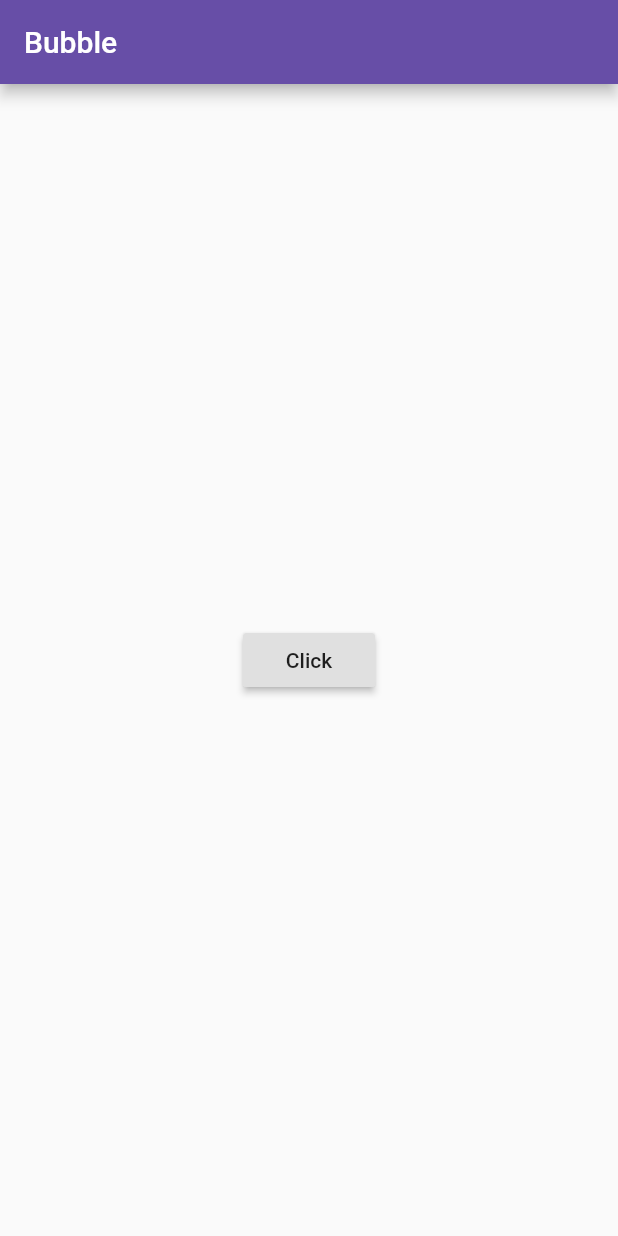
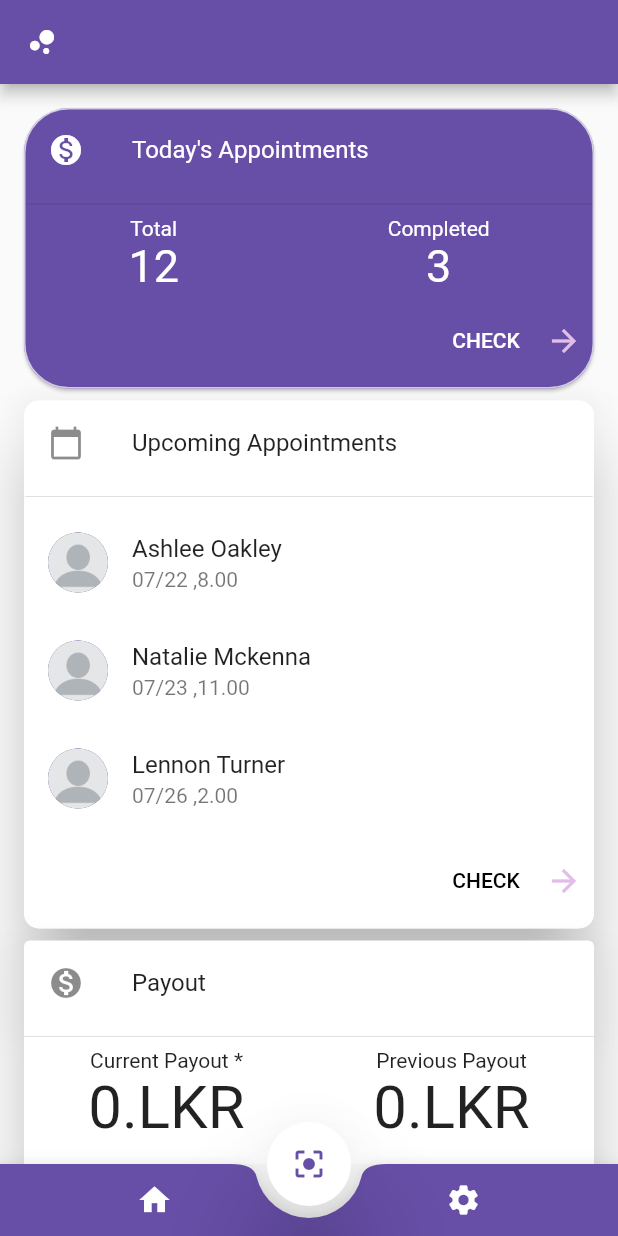
Before and after one commit to Group-3-GroomAR/Bubble_shop, a Flutter app: the screen it shows after launch, on a phone screen of 412 x 824 dp. Run offline on Flutter 3.47's test engine with Material 2 defaults, Android fonts, the phone set to English and light mode, and no system bars; our stand-ins replace flutter_calendar_carousel; missing offline and left inert: parallax_image, qrscan.

Commit message:
edited bottom nav

```diff
--- a/lib/layouts/pages/Appointments/Calendar.dart
+++ b/lib/layouts/pages/Appointments/Calendar.dart
@@ -107,45 +107,7 @@ class calState extends State<Calendar> {
 
   @override
   Widget build(BuildContext context) {
-    /// Example with custom icon
-//    _calendarCarousel = CalendarCarousel<Event>(
-//      onDayPressed: (DateTime date, List<Event> events) {
-//        this.setState(() => _currentDate = date);
-//        events.forEach((event) => print(event.title));
-//      },
-//      weekendTextStyle: TextStyle(
-//        color: Colors.red,
-//      ),
-//      thisMonthDayBorderColor: Colors.grey,
-////          weekDays: null, /// for pass null when you do not want to render weekDays
-//      headerText: 'Custom Header',
-//      weekFormat: true,
-//      markedDatesMap: _markedDateMap,
-//      height: 200.0,
-//      selectedDateTime: _currentDate2,
-//      showIconBehindDayText: true,
-////          daysHaveCircularBorder: false, /// null for not rendering any border, true for circular border, false for rectangular border
-//      customGridViewPhysics: NeverScrollableScrollPhysics(),
-//      markedDateShowIcon: true,
-//      markedDateIconMaxShown: 2,
-//      selectedDayTextStyle: TextStyle(
-//        color: Colors.yellow,
-//      ),
-//      todayTextStyle: TextStyle(
-//        color: Colors.blue,
-//      ),
-//      markedDateIconBuilder: (event) {
-//        return event.icon;
-//      },
-//      minSelectedDate: _currentDate.subtract(Duration(days: 360)),
-//      maxSelectedDate: _currentDate.add(Duration(days: 360)),
-//      todayButtonColor: Colors.transparent,
-//      todayBorderColor: Colors.green,
-//      markedDateMoreShowTotal:
-//      true, // null for not showing hidden events indicator
-////          markedDateIconMargin: 9,
-////          markedDateIconOffset: 3,
-//    );
+
 
     /// Example Calendar Carousel without header and custom prev & next button
     _calendarCarouselNoHeader = CalendarCarousel<Event>(
@@ -185,10 +147,12 @@ class calState extends State<Calendar> {
       // },
       // markedDateMoreShowTotal:
       //     true,
-      todayButtonColor: Colors.purple[100],
+      todayButtonColor: Colors.deepPurple[50],
       selectedDayTextStyle: TextStyle(
-        color: Colors.purple[100],
+        color: Colors.purple[400],
       ),
+      selectedDayButtonColor: Colors.purple[100],
+      selectedDayBorderColor: Colors.purple[400],
       minSelectedDate: _currentDate.subtract(Duration(days: 360)),
       maxSelectedDate: _currentDate.add(Duration(days: 360)),
       prevDaysTextStyle: TextStyle(
@@ -196,7 +160,7 @@ class calState extends State<Calendar> {
         color: Colors.pinkAccent,
       ),
       inactiveDaysTextStyle: TextStyle(
-        color: Colors.tealAccent,
+        color: Colors.purple,
         fontSize: 16,
       ),
       onCalendarChanged: (DateTime date) {
--- a/lib/layouts/pages/Home.dart
+++ b/lib/layouts/pages/Home.dart
@@ -1,4 +1,5 @@
 
+import 'package:bubble_saloon/layouts/pages/S_home.dart';
 import 'package:bubble_saloon/layouts/pages/Settings.dart';
 
 import 'package:flutter/material.dart';
@@ -20,14 +21,16 @@ class MyApphome extends StatefulWidget {
 
 
 class MyAppState extends State<MyApphome>{
-
-  int _selectedPage =0;
+  Color _iconColor = Colors.white;
+  Color _back_col =createMaterialColor(Color(0xFF674ea7));
+  Color _mpurple=createMaterialColor(Color(0xFF674ea7));
+  int _selectedPage =4;
   final _pageOptions = [
        Profile(),
        Calendar(),
        Scan(),
-    Settings()
-
+       Settings(),
+       SaloonHome()
 
 
   ];
@@ -80,8 +83,7 @@ class MyAppState extends State<MyApphome>{
         bottomNavigationBar: BottomAppBar(
 
           child: IconTheme(
-            data: IconThemeData(color:
-            Theme.of(context).colorScheme.onPrimary),
+            data: IconThemeData(color:_back_col),
             child: Row(
               crossAxisAlignment: CrossAxisAlignment.center,
               mainAxisAlignment: MainAxisAlignment.spaceAround,
@@ -89,11 +91,16 @@ class MyAppState extends State<MyApphome>{
               children: [
                 IconButton(
                   icon: Icon(Icons.home),
+                  color: Colors.white,
                   onPressed: (){
                     setState(() {
-                      _selectedPage=0;
+                      _selectedPage=4;
+                      _back_col = Colors.white;
+                      _iconColor = _mpurple;
                     });
                   },
+                  splashColor: Colors.purple[50],
+
                 ),
                // Spacer(),
 //                IconButton(
@@ -109,13 +116,16 @@ class MyAppState extends State<MyApphome>{
 //                ),
           // Spacer(),
                 IconButton(
-
+                  color: Colors.white,
                   icon: Icon(Icons.settings),
                   onPressed: (){
                   setState(() {
                   _selectedPage=3;
+                  _back_col = Colors.white;
+                  _iconColor = _mpurple;
                      });
                   },
+                  splashColor: Colors.purple[50],
                 )
               ],
             ),
--- a/lib/layouts/pages/Profile.dart
+++ b/lib/layouts/pages/Profile.dart
@@ -18,6 +18,9 @@ class Profilestate extends State<Profile>{
   @override
   Widget build(BuildContext context) {
    return Scaffold(
+     appBar:AppBar(
+
+     ),
      body:ListView(
        children: <Widget>[
          Card(
--- /dev/null
+++ b/lib/layouts/pages/S_home.dart
@@ -0,0 +1,213 @@
+import 'package:flutter/cupertino.dart';
+import 'package:flutter/material.dart';
+
+class SaloonHome extends StatelessWidget {
+
+  @override
+  Widget build(BuildContext context) {
+    return Scaffold(
+      appBar:AppBar(
+        leading: Icon(Icons.bubble_chart),
+
+      ),
+      body: SingleChildScrollView(
+
+      padding: const EdgeInsets.all(12.0),
+      child : Column(
+        mainAxisAlignment: MainAxisAlignment.center,
+        children: [
+          Card(
+            shape: RoundedRectangleBorder(
+              side: BorderSide(color: Colors.white70, width: 1),
+              borderRadius: BorderRadius.circular(30),
+
+            ),
+
+            color:createMaterialColor(Color(0xFF674ea7)) ,
+            child: Column(
+
+              mainAxisSize: MainAxisSize.min,
+              children: <Widget>[
+                const ListTile(
+
+                  title: Text("Today's Appointments",style: TextStyle(color: Colors.white),),
+
+                  leading: Icon(Icons.monetization_on,color: Colors.white,),
+
+                ),
+                Divider(),
+                Row(
+
+                  crossAxisAlignment: CrossAxisAlignment.center,
+                  mainAxisAlignment: MainAxisAlignment.spaceAround,
+                  children: [
+                    Column(
+                      children: [
+                        Text("Total",style: TextStyle(color: Colors.white),),
+                        Text("12",style:TextStyle(fontSize: 30,color: Colors.white),)
+                      ],
+                    ),
+                    Column(
+                      children: [
+
+                        Text("Completed",style: TextStyle(color: Colors.white),),
+                        Text("3",style:TextStyle(fontSize:30,color: Colors.white),)
+                      ],
+
+                    ),
+
+                  ],
+                ),
+
+                ButtonBar(
+                  children: <Widget>[
+
+                    FlatButton(
+                      child: const Text('CHECK',style: TextStyle(color: Colors.white),),
+
+                      onPressed: () { /* ... */ },
+                    ),
+                    Icon(Icons.arrow_forward,color: Colors.purple[100],
+                    )
+                  ],
+                ),
+              ],
+            ),
+          ),
+          Card(
+            shape: RoundedRectangleBorder(
+              side: BorderSide(color: Colors.white70, width: 1),
+              borderRadius: BorderRadius.circular(10),
+      ),
+            elevation: 20.0,
+            child: Column(
+
+         mainAxisSize: MainAxisSize.min,
+              children: <Widget>[
+                const ListTile(
+
+                  title: Text("Upcoming Appointments"),
+                  leading: Icon(Icons.calendar_today),
+                  //subtitle: Text('Music by Julie Gable. Lyrics by Sidney Stein.'),
+                ),
+                Divider(),
+//                Center(
+//
+//                  child: Text('No Appointments Today'),
+//                ),
+                ListTile(
+                  title: Text("Ashlee Oakley"),
+                  subtitle: Text("07/22 ,8.00"),
+                  onTap: () {},
+                  leading: CircleAvatar(
+                      backgroundImage: AssetImage('assets/images/default_prof.png'),
+
+                  ),
+
+                ),
+                ListTile(
+                  title: Text("Natalie Mckenna"),
+                  subtitle: Text("07/23 ,11.00"),
+                  onTap: () {},
+                  leading: CircleAvatar(
+                    backgroundImage: AssetImage('assets/images/default_prof.png'),
+                  ),
+                ),
+                ListTile(
+                  title: Text("Lennon Turner"),
+                  subtitle: Text("07/26 ,2.00"),
+                  onTap: () {},
+                  leading: CircleAvatar(
+                    backgroundImage: AssetImage('assets/images/default_prof.png'),
+                  ),
+                ),
+                ButtonBar(
+                  children: <Widget>[
+                    FlatButton(
+                      child: const Text('CHECK'),
+                      onPressed: () { /* ... */ },
+                    ),
+                   Icon(Icons.arrow_forward,color: Colors.purple[100],
+                   )
+                  ],
+                ),
+              ],
+            ),
+          ),
+
+          Card(
+            elevation: 20.0,
+            child: Column(
+
+              mainAxisSize: MainAxisSize.min,
+              children: <Widget>[
+                const ListTile(
+
+                  title: Text('Payout'),
+                  leading: Icon(Icons.monetization_on),
+
+                ),
+                Divider(),
+                Row(
+
+                  crossAxisAlignment: CrossAxisAlignment.center,
+                  mainAxisAlignment: MainAxisAlignment.spaceAround,
+                  children: [
+                    Column(
+                      children: [
+                        Text("Current Payout *"),
+                        Text("0.LKR",style:TextStyle(fontSize: 40),)
+                      ],
+                    ),
+                    Column(
+                      children: [
+
+                        Text("Previous Payout"),
+                        Text("0.LKR",style:TextStyle(fontSize:40),)
+                      ],
+                    )
+                  ],
+                ),
+
+                ButtonBar(
+                  children: <Widget>[
+
+                    FlatButton(
+                      child: const Text('CHECK'),
+                      onPressed: () { /* ... */ },
+                    ),
+                    Icon(Icons.arrow_forward,color: Colors.purple[100],
+                    )
+                  ],
+                ),
+              ],
+            ),
+          ),
+
+
+        ],
+      )
+      )
+
+    );
+  }
+}
+MaterialColor createMaterialColor(Color color) {
+  List strengths = <double>[.05];
+  Map swatch = <int, Color>{};
+  final int r = color.red, g = color.green, b = color.blue;
+
+  for (int i = 1; i < 10; i++) {
+    strengths.add(0.1 * i);
+  }
+  strengths.forEach((strength) {
+    final double ds = 0.5 - strength;
+    swatch[(strength * 1000).round()] = Color.fromRGBO(
+      r + ((ds < 0 ? r : (255 - r)) * ds).round(),
+      g + ((ds < 0 ? g : (255 - g)) * ds).round(),
+      b + ((ds < 0 ? b : (255 - b)) * ds).round(),
+      1,
+    );
+  });
+  return MaterialColor(color.value, swatch);
+}
--- a/lib/layouts/pages/Settings.dart
+++ b/lib/layouts/pages/Settings.dart
@@ -1,6 +1,7 @@
 import 'package:bubble_saloon/layouts/pages/About.dart';
 import 'package:bubble_saloon/layouts/pages/Appointments/Calendar.dart';
 import 'package:bubble_saloon/layouts/pages/Help.dart';
+import 'package:bubble_saloon/layouts/pages/Profile.dart';
 import 'package:flutter/material.dart';
 
 
@@ -36,10 +37,15 @@ class Settings extends StatelessWidget {
                 children: <Widget>[
                   ListTile(
                     leading: CircleAvatar(
-                       backgroundImage: NetworkImage('https://www.woolha.com/media/2020/03/eevee.png'),
+                       backgroundImage: AssetImage('assets/images/prof.jpg')
                     ),
                     title: Text("Beauty Salon"),
-                    onTap: () {},
+                    onTap: () {
+                      Navigator.push(
+                        context,
+                        MaterialPageRoute(builder: (context) =>Profile()),
+                      );
+                    },
                   ),
                   _buildDivider(),
                   ListTile(
@@ -54,6 +60,11 @@ class Settings extends StatelessWidget {
                   ),
                   ListTile(
                     title: Text("Offers/Events"),
+                    onTap: () {},
+                    trailing: Icon(Icons.arrow_right),
+                  ),
+                  ListTile(
+                    title: Text("Check Summary"),
                     onTap: () {},
                     trailing: Icon(Icons.arrow_right),
                   ),
--- a/lib/main.dart
+++ b/lib/main.dart
@@ -2,7 +2,7 @@ import 'package:bubble_saloon/layouts/pages/Home.dart';
 import 'package:flutter/material.dart';
 
 void main() {
-  runApp(MyApp());
+  runApp(MyApphome());
 }
 
 class MyApp extends StatelessWidget {
```
Also changed, not shown: assets/images/default_prof.png (added), pubspec.lock.
